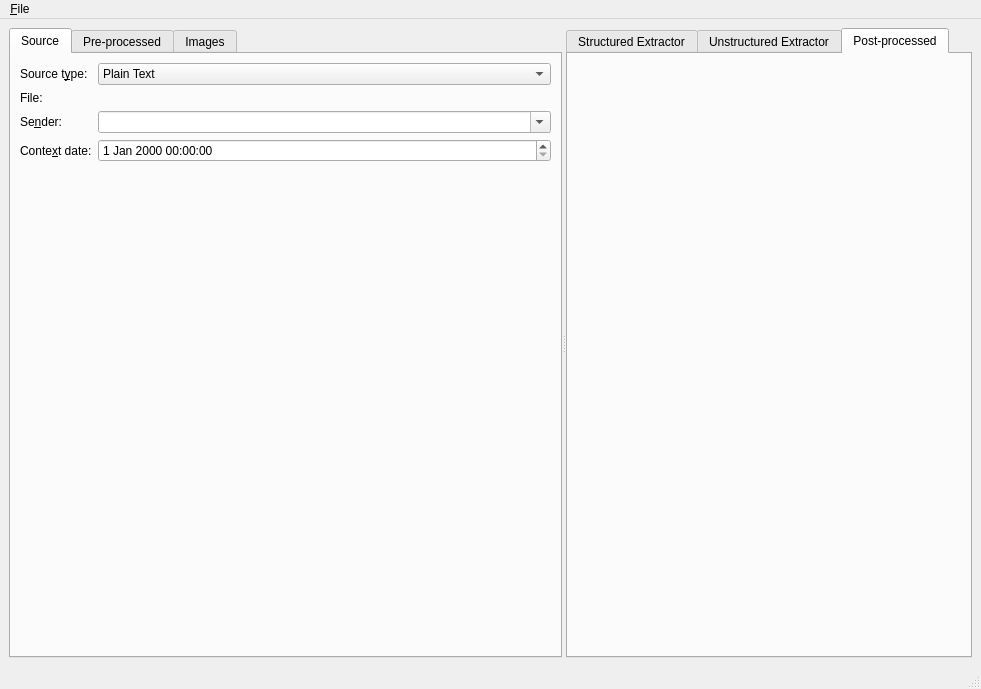
This is src/mainwindow.ui in KDE/kitinerary-workbench as Qt 5 draws it before an edit. The edited form follows.
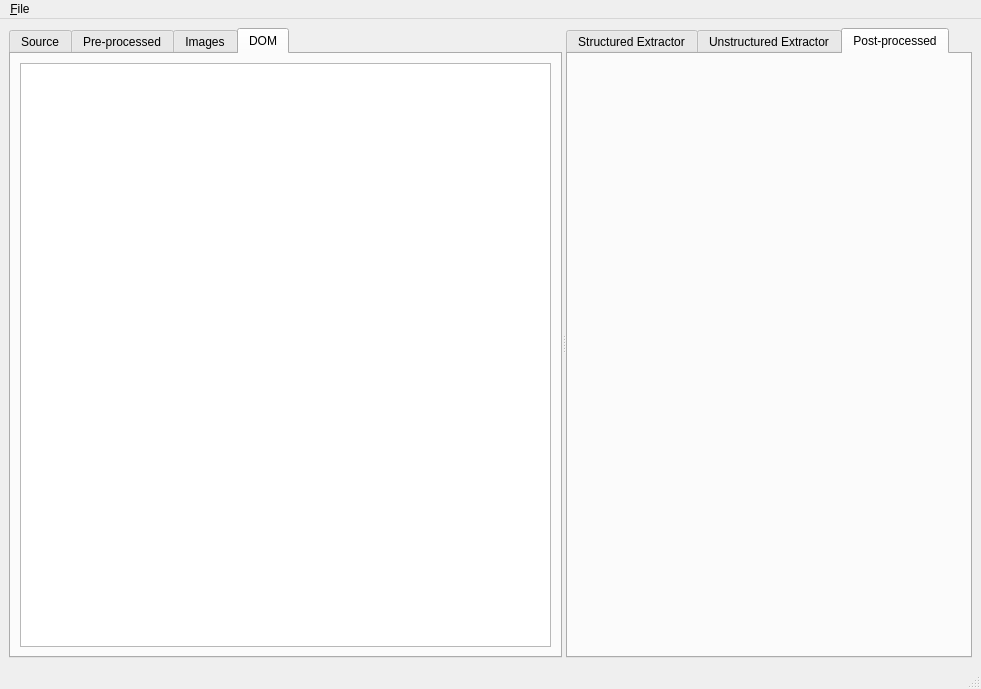
This is the edited form. The open tabs and pages were chosen to show the change. Icons and pictures are not drawn. Custom widgets are drawn as their Qt base class.

What changed in the file:
```diff
--- a/src/mainwindow.ui
+++ b/src/mainwindow.ui
@@ -160,6 +160,20 @@
          </item>
         </layout>
        </widget>
+       <widget class="QWidget" name="domTab">
+        <attribute name="title">
+         <string>DOM</string>
+        </attribute>
+        <layout class="QVBoxLayout" name="verticalLayout_4">
+         <item>
+          <widget class="QTreeView" name="domView">
+           <property name="indentation">
+            <number>8</number>
+           </property>
+          </widget>
+         </item>
+        </layout>
+       </widget>
       </widget>
       <widget class="QTabWidget" name="outputTabWidget">
        <property name="currentIndex">
```
